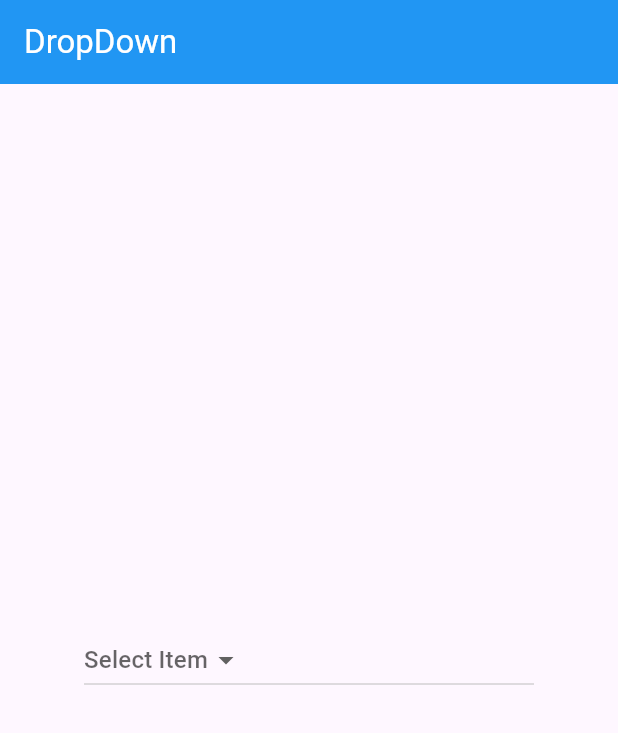
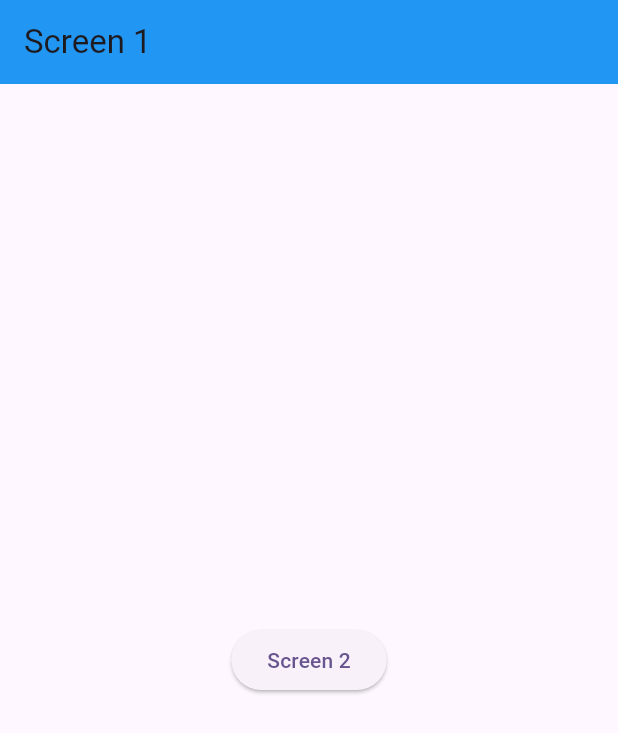
Before and after one commit to AbRehman536/Flutter_sec_9, a Flutter app: the screen it shows after launch, on a phone screen of 412 x 824 dp. Shown: the top 733 px of the screen. Run offline on Flutter 3.47's test engine with Material 3 defaults, Android fonts, the light colour scheme and no system bars; our stand-ins replace curved_navigation_bar, pinput, smooth_page_indicator.

Commit message:
Parameters and Providers done

```diff
--- a/lib/main.dart
+++ b/lib/main.dart
@@ -19,15 +19,22 @@ import 'package:flutter_sec_9/nested_row_column.dart';
 import 'package:flutter_sec_9/network_image.dart';
 import 'package:flutter_sec_9/otp_field.dart';
 import 'package:flutter_sec_9/page_view.dart';
+import 'package:flutter_sec_9/passing_parameters/screen_a.dart';
+import 'package:flutter_sec_9/providers/screen_1.dart';
+import 'package:flutter_sec_9/providers/users.dart';
 import 'package:flutter_sec_9/row_column_demo.dart';
 import 'package:flutter_sec_9/single_selection.dart';
 import 'package:flutter_sec_9/slider.dart';
 import 'package:flutter_sec_9/tab_bar.dart';
+import 'package:provider/provider.dart';
 
 import 'appbar_demo.dart';
 
 void main() {
-  runApp(const MyApp());
+  runApp(MultiProvider(providers: [
+    ChangeNotifierProvider(create: (context)=> UserProvider()),
+  ],
+  child: const MyApp()));
 }
 
 class MyApp extends StatelessWidget {
@@ -56,7 +63,7 @@ class MyApp extends StatelessWidget {
         // tested with just a hot reload.
         colorScheme: ColorScheme.fromSeed(seedColor: Colors.deepPurple),
       ),
-      home: DropdownDemo(),
+      home: Screen1(),
     );
   }
 }
--- /dev/null
+++ b/lib/providers/screen_1.dart
@@ -0,0 +1,25 @@
+import 'package:flutter/material.dart';
+import 'package:flutter_sec_9/providers/screen_2.dart';
+import 'package:flutter_sec_9/providers/users.dart';
+import 'package:provider/provider.dart';
+
+class Screen1 extends StatelessWidget {
+  const Screen1({super.key});
+
+  @override
+  Widget build(BuildContext context) {
+    var userProvider = Provider.of<UserProvider>(context);
+    return Scaffold(
+      appBar:AppBar(
+        title: Text("Screen 1"),
+        backgroundColor: Colors.blue,
+      ),
+      body: Center(child:
+      ElevatedButton(onPressed: (){
+        userProvider.setName("Danish");
+        userProvider.setEmail("Danish@gmail.com");
+        Navigator.push(context, MaterialPageRoute(builder: (context)=>Screen2()));
+      }, child: Text("Screen 2")),),
+    );
+  }
+}
--- /dev/null
+++ b/lib/providers/users.dart
@@ -0,0 +1,19 @@
+import 'package:flutter/cupertino.dart';
+
+class UserProvider extends ChangeNotifier{
+  String _name = "";
+  String _email = "";
+
+  void setName(String value){
+    _name = value;
+    notifyListeners();
+  }
+
+  void setEmail(String value){
+    _email = value;
+    notifyListeners();
+  }
+
+  String getName() => _name;
+  String getEmail() => _email;
+}
--- a/pubspec.yaml
+++ b/pubspec.yaml
@@ -39,6 +39,7 @@ dependencies:
   curved_navigation_bar: ^1.0.6
   intl: ^0.20.2
   pinput: ^6.0.1
+  provider: ^6.1.5+1
 
 
 dev_dependencies:
```
Also changed, not shown: lib/passing_parameters/screen_a.dart (added, +23 -0 lines), lib/passing_parameters/screen_b.dart (added, +23 -0 lines), lib/providers/screen_2.dart (added, +22 -0 lines), pubspec.lock.
